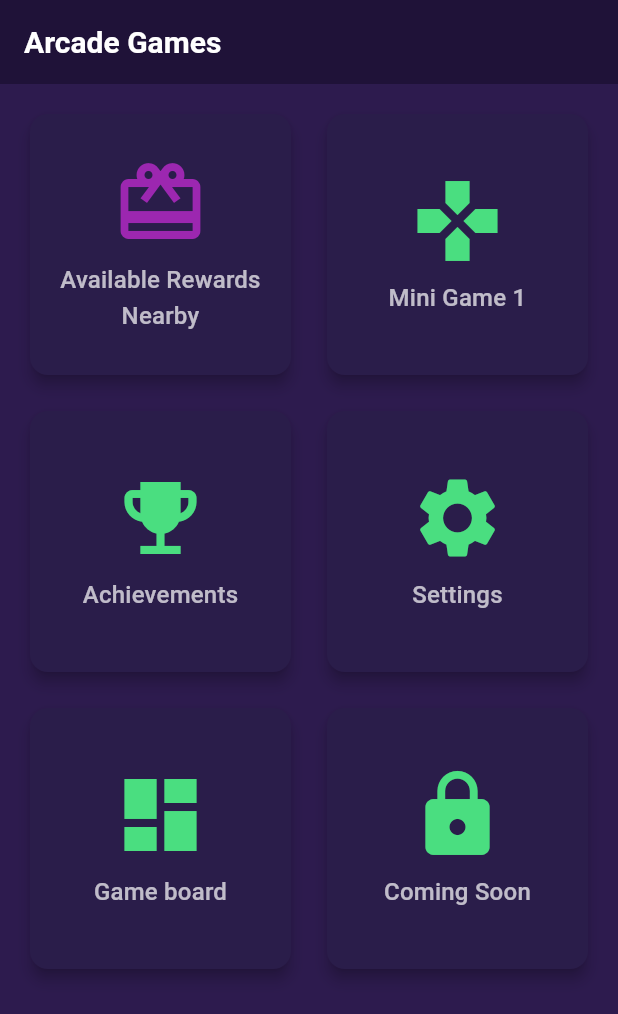
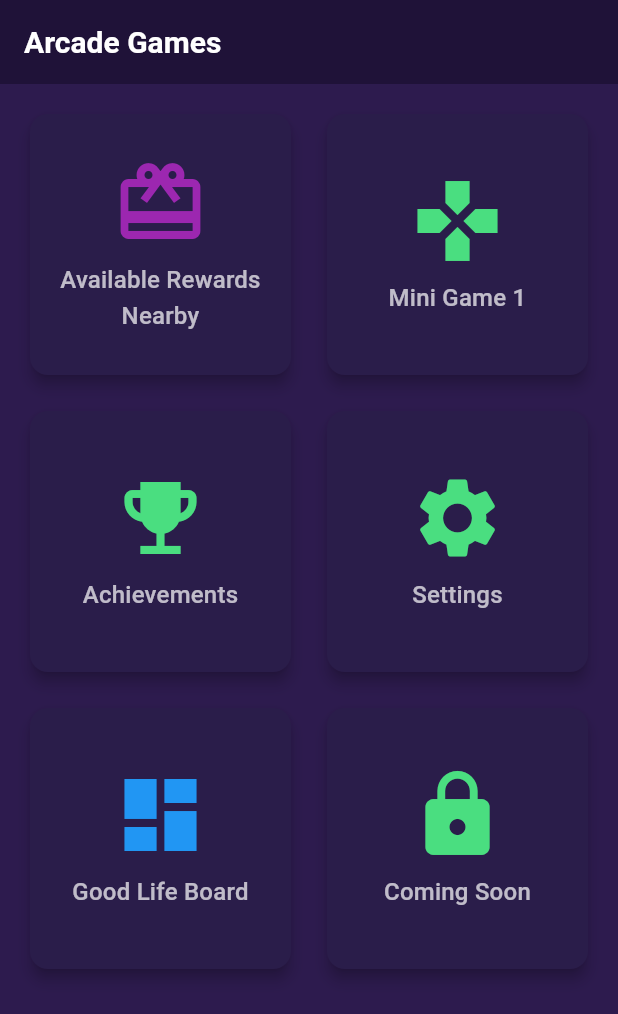
Before and after one commit to rs691/bellevueopoly-v2.1, a Flutter app: the CasualGamesLobbyScreen screen opened by its route, on a phone screen of 412 x 824 dp. Shown: the top 1014 px of the screen. Run offline on Flutter 3.47's test engine with Material 3 defaults, Android fonts, the phone set to English and light mode, and no system bars; our stand-ins replace audioplayers, cached_network_image, cloud_firestore, equatable, firebase_analytics, firebase_auth and 9 more; missing offline and left inert: games_services, mobile_scanner; accounts and stored records are empty.

Commit message:
fix: add monopoly board navigation to casual games lobby

```diff
--- a/lib/main.dart
+++ b/lib/main.dart
@@ -1,7 +1,7 @@
 import 'package:flutter/material.dart';
 import 'package:flutter_riverpod/flutter_riverpod.dart';
 import 'package:firebase_core/firebase_core.dart';
-import 'package:myapp/router/app_router.dart'; // KEEP this as your primary router import
+import '../router/app_router.dart'; // KEEP this as your primary router import
 import 'firebase_options.dart';
 import '../services/config_service.dart';
 import '../theme/app_theme.dart'; // Add this import for AppTheme
@@ -9,9 +9,7 @@ import '../theme/app_theme.dart'; // Add this import for AppTheme
 void main() async {
   WidgetsFlutterBinding.ensureInitialized();
   await ConfigService().initialize('assets/data/config.json');
-  await Firebase.initializeApp(
-    options: DefaultFirebaseOptions.currentPlatform,
-  );
+  await Firebase.initializeApp(options: DefaultFirebaseOptions.currentPlatform);
   runApp(const ProviderScope(child: MyApp()));
 }
 
--- a/lib/router/app_router.dart
+++ b/lib/router/app_router.dart
@@ -21,7 +21,7 @@ import '../screens/play_session_screen.dart';
 import '../screens/leaderboard_screen.dart';
 import "../screens/casual_games_lobby_screen.dart";
 import '../screens/rewards_nearby_screen.dart';
-import '../screens/game_board_screen.dart';
+import '../screens/monopoly_board_screen.dart';
 
 class AppRoutes {
   static const String splash = '/splash';
@@ -42,6 +42,7 @@ class AppRoutes {
   static const String game = '/game';
   static const String casualGame = '/CasualGamesLobbyScreen';
   static const String rewardsNearby = '/rewards-nearby';
+  static const String monopolyBoard = '/monopolyBoard';
 }
 
 final _rootNavigatorKey = GlobalKey<NavigatorState>();
@@ -190,6 +191,11 @@ final appRouterProvider = Provider<GoRouter>((ref) {
             path: AppRoutes.rewardsNearby,
             builder: (context, state) => const RewardsNearbyScreen(),
           ),
+          // 8. MONOPOLY BOARD GAME
+          GoRoute(
+            path: AppRoutes.monopolyBoard,
+            builder: (context, state) => const MonopolyBoardScreen(),
+          ),
         ],
       ),
     ],
--- a/lib/screens/achievements_screen.dart
+++ b/lib/screens/achievements_screen.dart
@@ -7,9 +7,7 @@ class AchievementsScreen extends ConsumerWidget {
   @override
   Widget build(BuildContext context, WidgetRef ref) {
     return Scaffold(
-      appBar: AppBar(
-        title: const Text('Achievements'),
-      ),
+      appBar: AppBar(title: const Text('Achievements')),
       body: ListView(
         padding: const EdgeInsets.all(16),
         children: [
--- a/lib/screens/casual_games_lobby_screen.dart
+++ b/lib/screens/casual_games_lobby_screen.dart
@@ -41,10 +41,13 @@ class CasualGamesLobbyScreen extends StatelessWidget {
           ),
           // Add more game tiles as needed
           _GameTile(
-            title: 'Game board',
+            title: 'Good Life Board',
             icon: Icons.dashboard,
-            onTap: () => context.push('/AppRoutes.gameBoard'),
+            color: Colors.blue,
+            onTap: () => context.push(AppRoutes.monopolyBoard),
           ),
+
+          // Add more game tiles as needed
           _GameTile(
             title: 'Coming Soon',
             icon: Icons.lock,
```
Also changed, not shown: lib/screens/monopoly_board_screen.dart (renamed from lib/screens/game_board_screen.dart).
